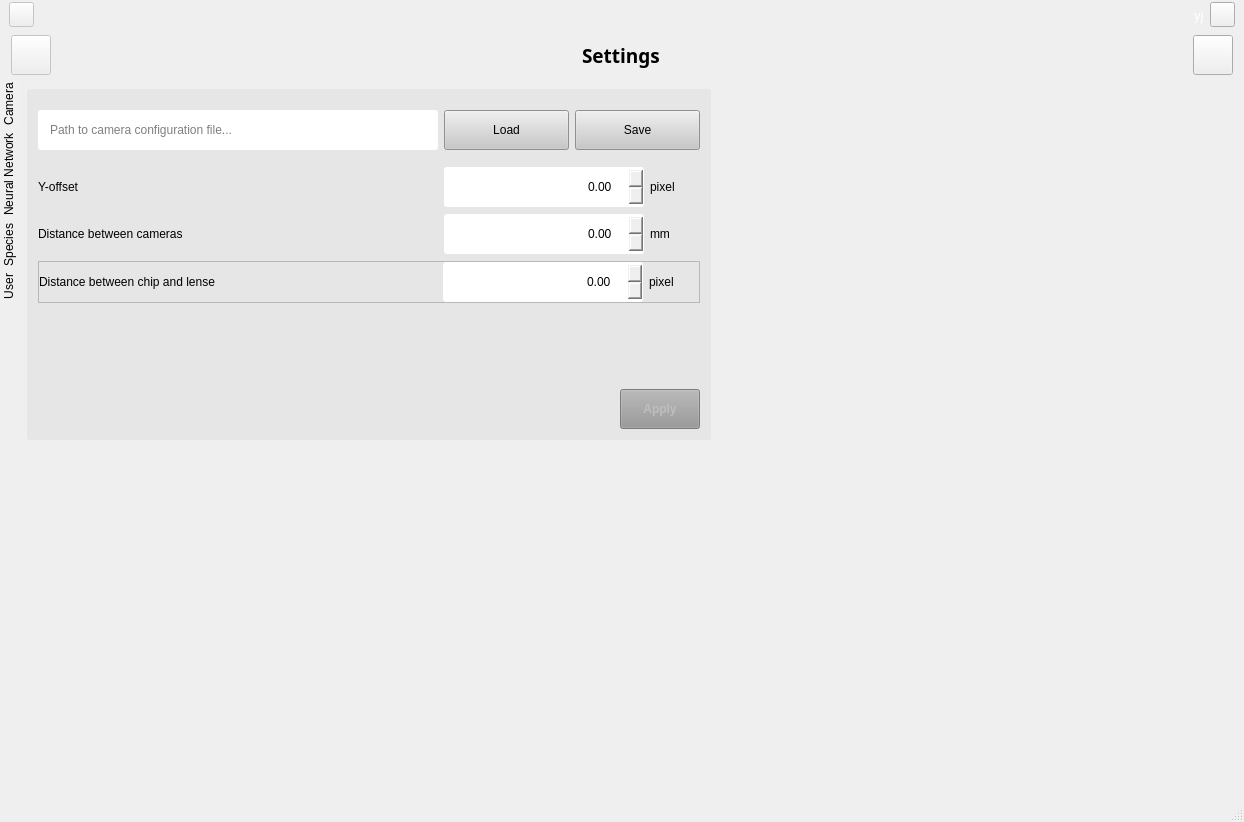
Before: the Qt Designer form gui/design18.ui in y-jenniges/fish_detection, drawn with Qt 5.
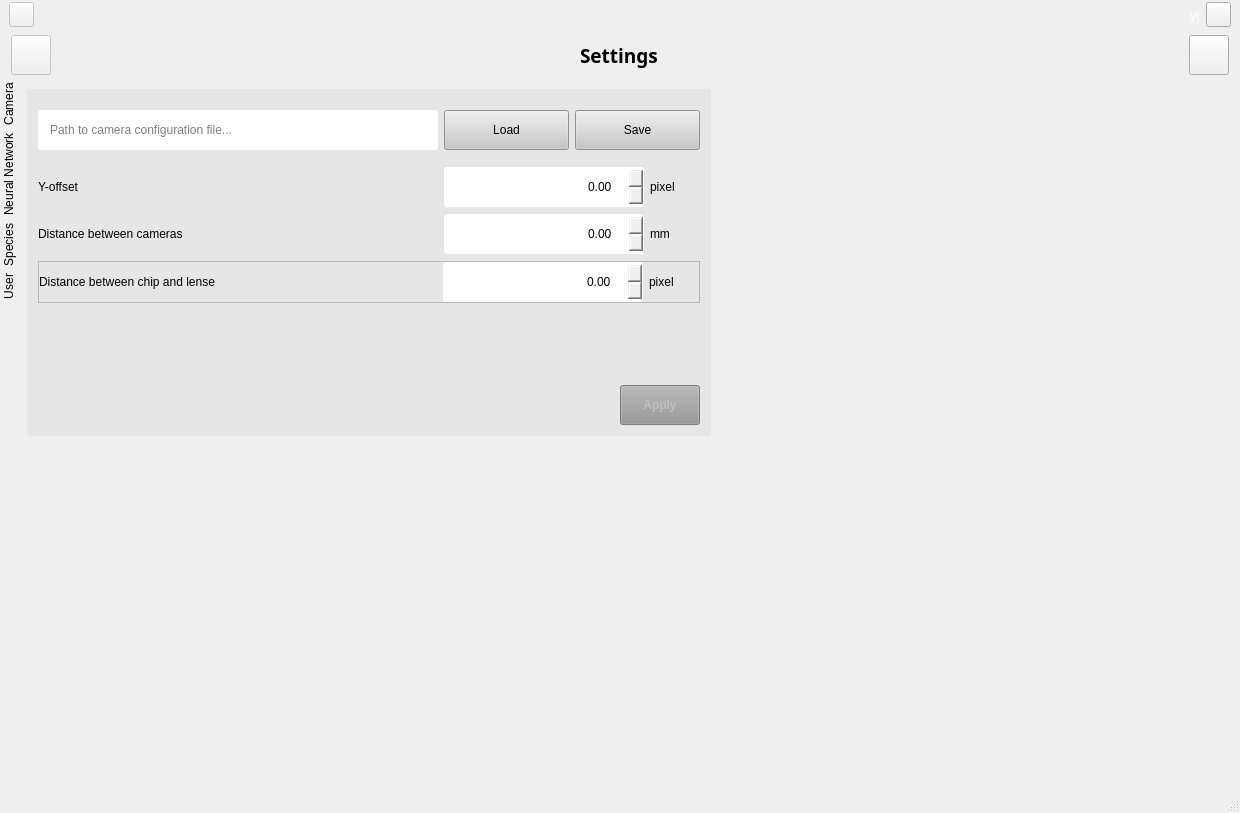
After: the same form once the commit is applied. The open tabs and pages were chosen to show the change. Icons and pictures are not drawn.

Commit message: implementing a widget for displaying and measuring animals in the tes_graph file (to be transferred to a proper file and then used in gui.py)

```diff
--- a/gui/design18.ui
+++ b/gui/design18.ui
@@ -6,8 +6,8 @@
    <rect>
     <x>0</x>
     <y>0</y>
-    <width>1244</width>
-    <height>822</height>
+    <width>1240</width>
+    <height>813</height>
    </rect>
   </property>
   <property name="sizePolicy">
```
Left out of the diff: 2 changed lines with no effect on the pictures. The commit also changes 2 other files.
